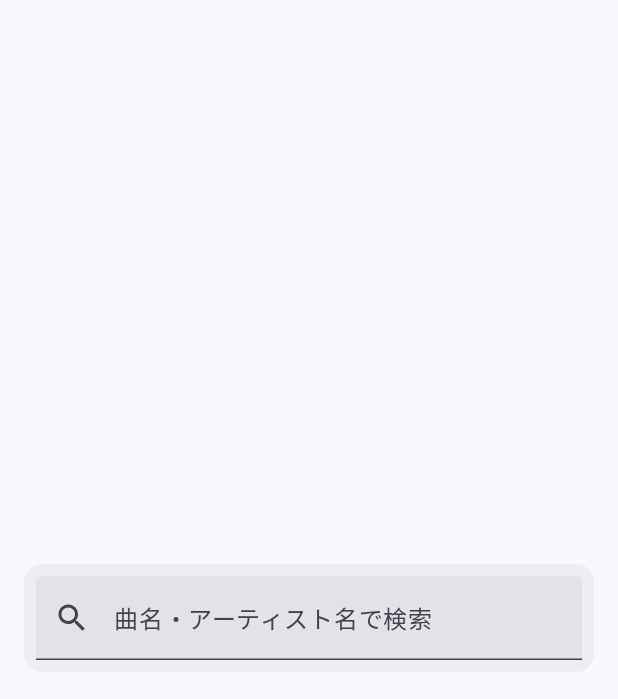
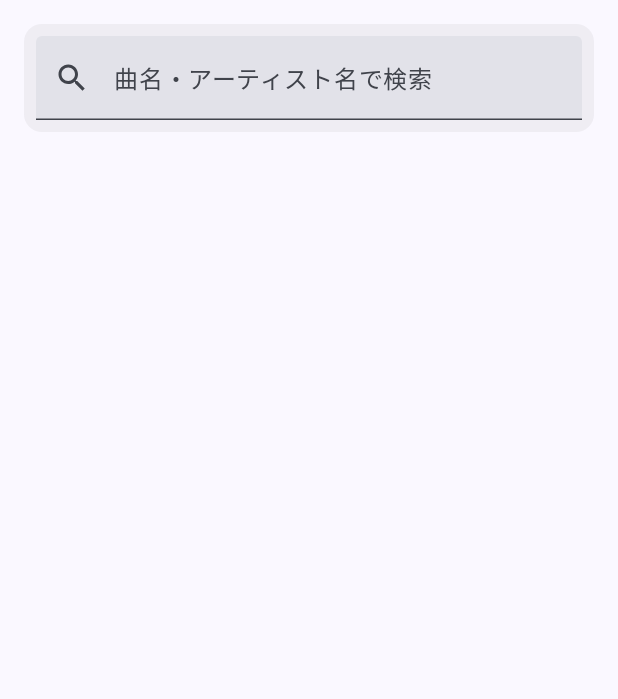
Before and after one commit to Yuki-Naka-Sharing-Study/ConfirmViewCompose, an Android app built with Jetpack Compose: the screen it shows after launch (MainActivity), on a phone screen of 412 x 824 dp. Shown: the top 699 px of the screen. Run offline under Robolectric (Android 15) with nearby library versions, the phone set to English and light mode, and no system bars.

Commit message:
検索ビューを画面の真ん中且つ一番上に表示させることに成功。

```diff
--- a/app/src/main/java/com/example/confirmview/MainActivity.kt
+++ b/app/src/main/java/com/example/confirmview/MainActivity.kt
@@ -5,6 +5,7 @@ import androidx.activity.ComponentActivity
 import androidx.activity.compose.setContent
 import androidx.compose.foundation.Image
 import androidx.compose.foundation.background
+import androidx.compose.foundation.layout.Arrangement
 import androidx.compose.foundation.layout.Box
 import androidx.compose.foundation.layout.Column
 import androidx.compose.foundation.layout.aspectRatio
@@ -46,10 +47,11 @@ class MainActivity : ComponentActivity() {
                 ) {
                     Box(
                         modifier = Modifier.fillMaxSize(),
-                        contentAlignment = Alignment.Center
+//                        contentAlignment = Alignment.Center
                     ) {
                         Column(
-                            horizontalAlignment = Alignment.CenterHorizontally
+                            horizontalAlignment = Alignment.CenterHorizontally,
+                            verticalArrangement = Arrangement.Top
                         ) {
                             SearchScreen()
 
```
